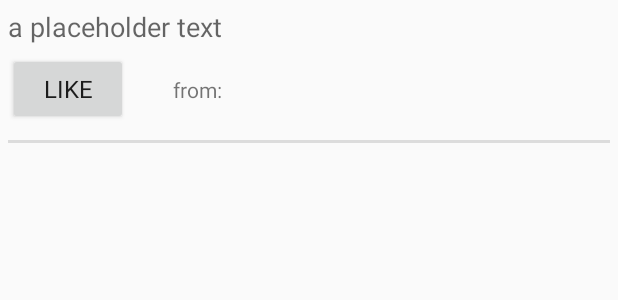
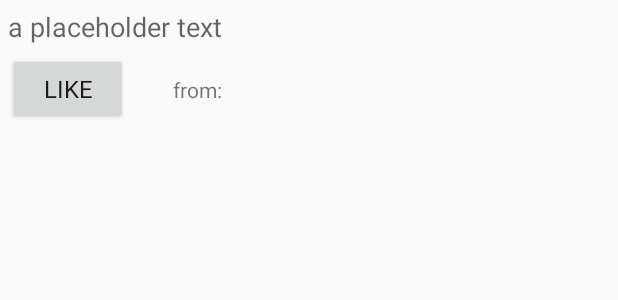
Before and after one commit to AbhirojPanwar/Test-API, an Android app: the layout list_item.xml on its own in the app's theme, with its tools: preview values and no code run, on a phone screen of 412 x 824 dp. Shown: the top 300 px of the screen. Run offline under Robolectric (Android 15) with nearby library versions, the phone set to English and light mode, and no system bars.

Commit message:
UI improvements

```diff
--- a/MyFeed_Android/app/src/main/java/io/github/abhirojp/myfeed_android/Utility.java
+++ b/MyFeed_Android/app/src/main/java/io/github/abhirojp/myfeed_android/Utility.java
@@ -13,7 +13,6 @@ public class Utility {
     public static void requestImage(ImageView target, String imageUrl) {
         if (imageUrl != null && imageUrl.length() > 0) {
             Picasso p = Picasso.with(target.getContext());
-            p.setIndicatorsEnabled(true);
             p.load(imageUrl).placeholder(target.getContext().getResources().getDrawable(R.drawable.placeholder)).into(target);
         }
     }
--- a/MyFeed_Android/app/src/main/res/layout/list_item.xml
+++ b/MyFeed_Android/app/src/main/res/layout/list_item.xml
@@ -4,13 +4,18 @@
 
     android:layout_width="match_parent"
     android:layout_height="wrap_content"
-    android:layout_marginEnd="@dimen/five"
-    android:layout_marginLeft="@dimen/five"
-    android:layout_marginRight="@dimen/five"
-    android:layout_marginStart="@dimen/five"
     android:orientation="vertical">
 
-    <TextView
+    <LinearLayout
+        android:layout_width="match_parent"
+        android:layout_height="match_parent"
+        android:layout_marginEnd="@dimen/five"
+        android:layout_marginLeft="@dimen/five"
+        android:layout_marginRight="@dimen/five"
+        android:layout_marginStart="@dimen/five"
+        android:orientation="vertical">
+
+        <TextView
         android:id="@+id/api_title"
         android:layout_width="wrap_content"
         android:layout_height="wrap_content"
@@ -54,10 +59,7 @@
 
     </LinearLayout>
 
-    <View
-        android:layout_width="match_parent"
-        android:layout_height="@dimen/dividr_width"
-        android:layout_marginTop="@dimen/ten"
-        android:background="?android:attr/dividerHorizontal" />
+    </LinearLayout>
+
 
 </LinearLayout>
```
Also changed, not shown: MyFeed_Android/app/src/main/java/io/github/abhirojp/myfeed_android/adapter/FeedListAdapter.java (+24 -11 lines).
